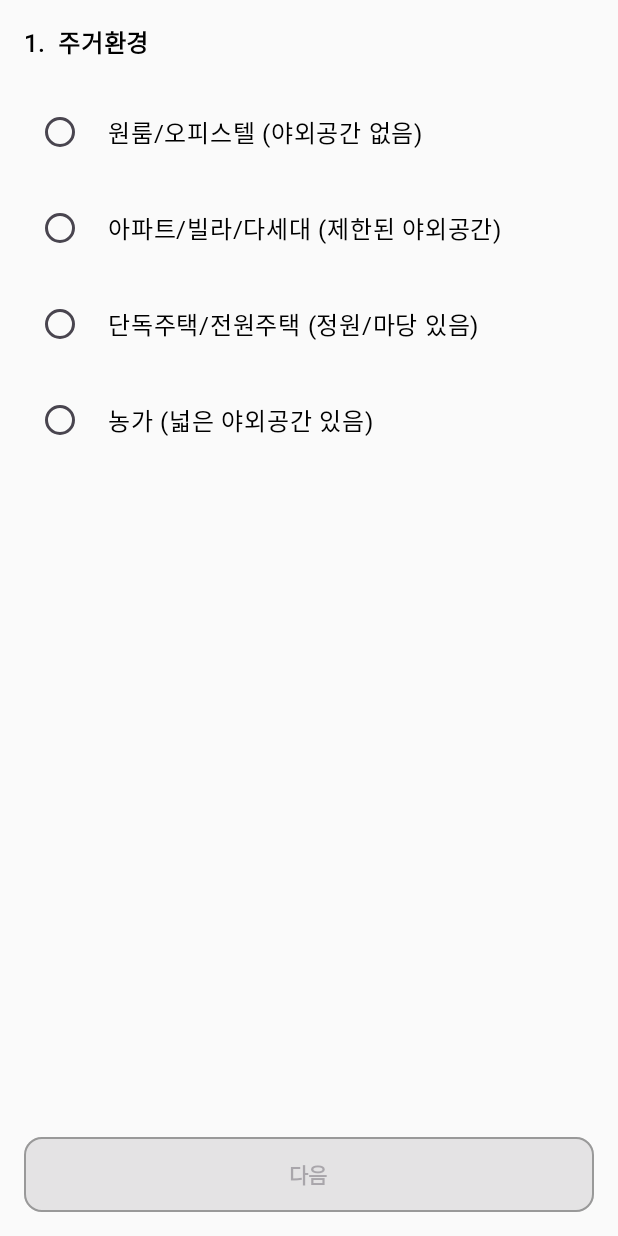
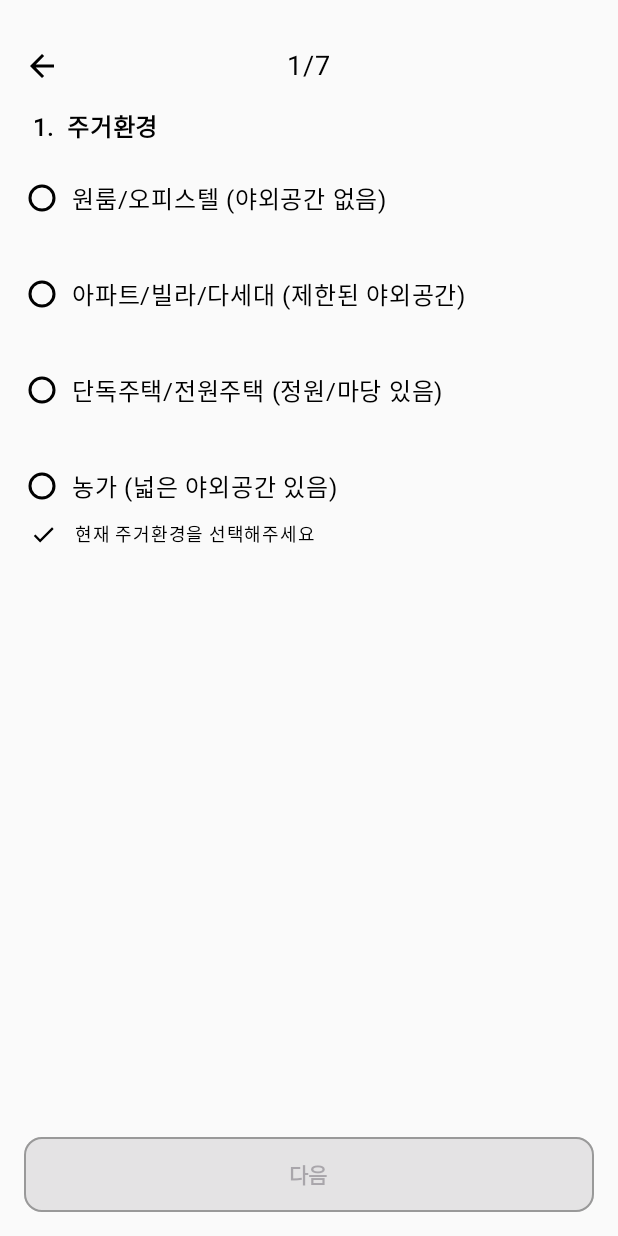
Before and after one commit to dongboki/FindMyPerfectdog, an Android app built with Jetpack Compose: the HomeScreen screen opened through its navigation route, on a phone screen of 412 x 824 dp. Run offline under Robolectric (Android 15) with nearby library versions, the phone set to English and light mode, and no system bars; Roboto replaces fonts that are not available here.

Commit message:
dong 3.21 BackIcon, checkIcon, RadioButton restore

```diff
--- /dev/null
+++ b/app/src/main/java/com/sdc/findmyperfectdog/ui/theme/BackIcon.kt
@@ -0,0 +1,47 @@
+package com.sdc.findmyperfectdog.ui.theme
+
+import androidx.compose.runtime.Composable
+
+import androidx.compose.foundation.clickable
+import androidx.compose.foundation.layout.*
+import androidx.compose.material.icons.Icons
+import androidx.compose.material.icons.filled.ArrowBack
+import androidx.compose.material3.Icon
+import androidx.compose.material3.Text
+import androidx.compose.ui.Alignment
+import androidx.compose.ui.Modifier
+import androidx.compose.ui.graphics.Color
+import androidx.compose.ui.text.font.FontWeight
+import androidx.compose.ui.unit.dp
+import androidx.compose.ui.unit.sp
+import androidx.navigation.NavController
+import com.sdc.findmyperfectdog.PretenderFontFamily
+
+@Composable
+fun BackIcon(navController: NavController, step: Int) {
+    Box(
+        modifier = Modifier
+            .fillMaxWidth()
+            .padding(vertical = 16.dp),
+        contentAlignment = Alignment.Center // ✅ 모든 요소를 중앙 정렬
+    ) {
+        // 🔙 뒤로가기 아이콘 (왼쪽 정렬)
+        Icon(
+            imageVector = Icons.Filled.ArrowBack,
+            contentDescription = "뒤로 가기",
+            tint = Color.Black, // 아이콘 색상
+            modifier = Modifier
+                .align(Alignment.CenterStart) // ✅ 왼쪽 정렬
+                .size(24.dp) // 아이콘 크기
+                .clickable { navController.popBackStack() } // 클릭 시 뒤로 가기
+        )
+
+        // 📌 진행 단계 표시 ("1/7", "2/7" 등) - 완전히 중앙 정렬됨
+        Text(
+            text = "$step/7",
+            fontSize = 18.sp,
+            color = Color.Black,
+            modifier = Modifier.align(Alignment.Center) // ✅ 텍스트 중앙 정렬
+        )
+    }
+}
--- /dev/null
+++ b/app/src/main/java/com/sdc/findmyperfectdog/ui/theme/Check.kt
@@ -0,0 +1,35 @@
+package com.sdc.findmyperfectdog.ui.theme
+
+import androidx.compose.foundation.layout.*
+import androidx.compose.material.icons.Icons
+import androidx.compose.material.icons.filled.Check
+import androidx.compose.material3.Icon
+import androidx.compose.material3.Text
+import androidx.compose.runtime.Composable
+import androidx.compose.runtime.MutableState
+import androidx.compose.ui.Alignment
+import androidx.compose.ui.Modifier
+import androidx.compose.ui.graphics.Color
+import androidx.compose.ui.unit.dp
+import androidx.compose.ui.unit.sp
+
+@Composable
+fun Check(selected: Boolean, text: String) {
+    Row(
+        verticalAlignment = Alignment.CenterVertically,
+        modifier = Modifier.padding(start= 4.dp)
+    ) {
+        Icon(
+            imageVector = Icons.Default.Check,
+            contentDescription = "Check Icon",
+            tint = if (selected) Color(0xFF2EB051) else Color.Black, // 선택 여부에 따라 색상 변경
+            modifier = Modifier.size(18.dp)
+        )
+        Spacer(modifier = Modifier.width(12.dp))
+        Text(
+            text = text, // ✅ 텍스트 추가
+            fontSize = 12.sp,
+            color = Color.Black
+        )
+    }
+}
--- /dev/null
+++ b/app/src/main/java/com/sdc/findmyperfectdog/ui/theme/RadioButton.kt
@@ -0,0 +1,42 @@
+package com.sdc.findmyperfectdog.ui.theme
+
+import androidx.compose.foundation.Canvas
+import androidx.compose.foundation.clickable
+import androidx.compose.foundation.layout.Box
+import androidx.compose.foundation.layout.padding
+import androidx.compose.foundation.layout.size
+import androidx.compose.runtime.Composable
+import androidx.compose.ui.Alignment
+import androidx.compose.ui.Modifier
+import androidx.compose.ui.graphics.Color
+import androidx.compose.ui.graphics.drawscope.Stroke
+import androidx.compose.ui.unit.dp
+
+@Composable
+fun CustomRadioButton(
+    selected: Boolean,
+    onClick: () -> Unit
+) {
+    Box(
+        modifier = Modifier
+            .size(24.dp)
+            .clickable { onClick() },
+        contentAlignment = Alignment.Center
+    ) {
+        Canvas(modifier = Modifier.size(16.dp)) {
+            // 바깥쪽 원 (항상 검정색)
+            drawCircle(
+                color = Color.Black,
+                radius = size.minDimension / 2,
+                style = Stroke(width = 3f) // 선 두께 조절
+            )
+            if (selected) {
+                // 안쪽 원 (선택되었을 때만 FCA651)
+                drawCircle(
+                    color = Color(0xFFFCA651),
+                    radius = size.minDimension / 3
+                )
+            }
+        }
+    }
+}
--- a/app/src/main/java/com/sdc/survey/HomeScreen.kt
+++ b/app/src/main/java/com/sdc/survey/HomeScreen.kt
@@ -19,12 +19,16 @@ import androidx.compose.ui.text.font.FontWeight
 import androidx.compose.ui.unit.dp
 import androidx.navigation.NavController
 import androidx.compose.foundation.border
+import androidx.compose.foundation.layout.Arrangement
 import androidx.compose.foundation.layout.Box
 import androidx.compose.foundation.shape.RoundedCornerShape
 import androidx.compose.material3.ButtonDefaults
 import androidx.compose.ui.graphics.Color
 import androidx.compose.ui.unit.sp
 import com.sdc.findmyperfectdog.PretenderFontFamily
+import com.sdc.findmyperfectdog.ui.theme.BackIcon
+import com.sdc.findmyperfectdog.ui.theme.Check
+import com.sdc.findmyperfectdog.ui.theme.CustomRadioButton
 
 // 2. 주거환경 화면 (4가지 주거환경 선택 화면)
 // 사용자에게는 "원룸/오피스텔" 같은 긴 설명을 보여주지만,
@@ -41,7 +45,7 @@ fun HomeScreen(selectedHome: MutableState<String>, navController: NavController)
     )
 
     // (2) 사용자에게 보여줄 옵션(긴 설명) 목록
-    val homeOptions =HomeMapping.keys.toList()
+    val homeOptions = HomeMapping.keys.toList()
 
     Column(
         modifier = Modifier
@@ -49,25 +53,29 @@ fun HomeScreen(selectedHome: MutableState<String>, navController: NavController)
             .padding(16.dp)
             .systemBarsPadding()
     ) {
+        BackIcon(navController = navController, step = 1)
         Text(
             text = "1.  주거환경",
             fontWeight = FontWeight.Bold,
             fontFamily = PretenderFontFamily,
             fontSize = 16.sp,
+            modifier = Modifier.padding(start = 6.dp)
         )
         Spacer(modifier = Modifier.height(16.dp))
 
         // 라디오 버튼: yardOptions 각각 표시
+        Column(
+            verticalArrangement = Arrangement.spacedBy(24.dp) // 버튼 간격 24.dp
+        ) {
             homeOptions.forEach { option ->
                 Row(
                     verticalAlignment = Alignment.CenterVertically,
                     modifier = Modifier.padding(vertical = 8.dp)
                 ) {
                     // 현재 selectedYard.value 와 yardMapping[option]이 같은지 비교
-                RadioButton(
+                    CustomRadioButton(
                         selected = (HomeMapping[option] == selectedHome.value),
                         onClick = {
-                        // "원룸/오피스텔 (야외공간 없음)" -> "소형"
                             val shortValue = HomeMapping[option]
                             if (shortValue != null) {
                                 selectedHome.value = shortValue
@@ -82,6 +90,8 @@ fun HomeScreen(selectedHome: MutableState<String>, navController: NavController)
                     )
                 }
             }
+        }
+        Check(selected = selectedHome.value.isNotEmpty(), text = "현재 주거환경을 선택해주세요")
 
         Spacer(modifier = Modifier.weight(1f))
 
```
Lines whose indentation alone changed are shown as unchanged.
